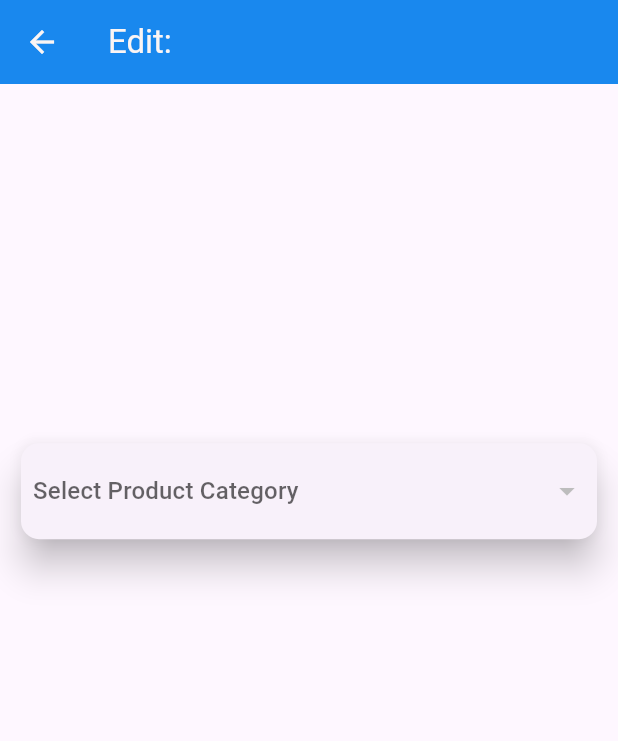
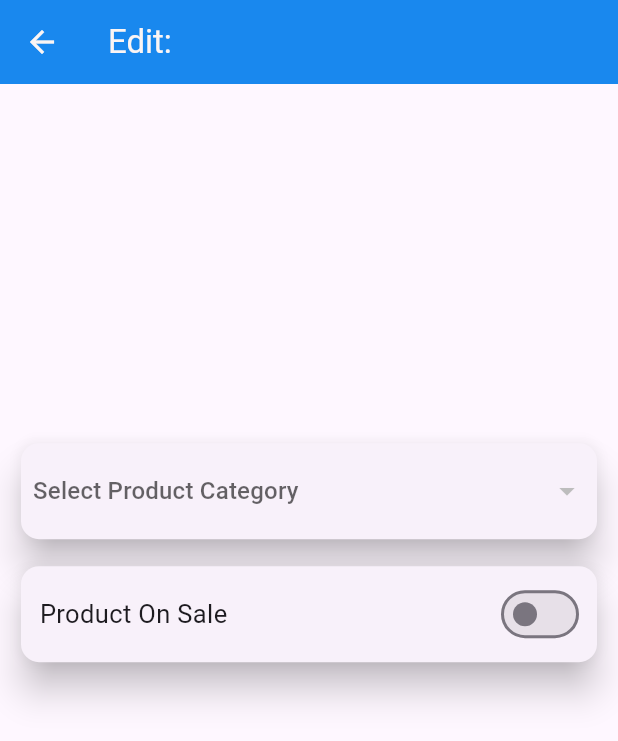
Before and after one commit to hanzala5225/Electro-Rent-Admin-Panel, a Flutter app: the EditProductScreen screen opened directly with empty values, on a phone screen of 412 x 824 dp. Shown: the top 741 px of the screen. Run offline on Flutter 3.47's test engine with Material 3 defaults, Android fonts, the phone set to English and light mode, and no system bars; our stand-ins replace cached_network_image, cloud_firestore, device_info_plus, firebase_auth, firebase_core, firebase_storage and 5 more; missing offline and left inert: dart:ffi, flutter_vision, pytorch_lite; accounts and stored records are empty.

Commit message:
EDIT PRODUCTS - PART 02

```diff
--- a/lib/controllers/Is-Sale-Controller.dart
+++ b/lib/controllers/Is-Sale-Controller.dart
@@ -6,6 +6,10 @@ class IsSaleController extends GetxController{
   void toggleIsSale(bool value){
     isSale.value = value;
     update();
+  }
 
+  void setIsSaleOldProduct(bool value){
+    isSale.value = value;
+    update();
   }
 }
--- a/lib/screens/All-Products-Screen.dart
+++ b/lib/screens/All-Products-Screen.dart
@@ -11,6 +11,7 @@ import 'package:get/get_core/src/get_main.dart';
 import 'package:get/get_state_manager/src/rx_flutter/rx_obx_widget.dart';
 import '../controllers/Category-Dropdown-Controller.dart';
 import '../controllers/Get-Products-Length-Controller.dart';
+import '../controllers/Is-Sale-Controller.dart';
 import '../utils/app_constant.dart';
 import 'Add-Products-Screen.dart';
 
@@ -143,7 +144,11 @@ class _AllProductsScreenState extends State<AllProductsScreen> {
                       trailing: GestureDetector(
                           onTap: () {
                             final editProductCategory = Get.put(CategoryDropDownController());
+                            final isSaleController = Get.put(IsSaleController());
+
                             editProductCategory.setOldValues(productModel.categoryId);
+                            isSaleController.setIsSaleOldProduct(productModel.isSale);
+
                              Get.to(() => EditProductScreen(productModel: productModel));
                            },
                              child: Icon(Icons.edit_outlined),
--- a/lib/screens/Edit-Product-Screen.dart
+++ b/lib/screens/Edit-Product-Screen.dart
@@ -9,6 +9,7 @@ import 'package:flutter_easyloading/flutter_easyloading.dart';
 import 'package:get/get.dart';
 
 import '../controllers/Category-Dropdown-Controller.dart';
+import '../controllers/Is-Sale-Controller.dart';
 import '../utils/app_constant.dart';
 
 class EditProductScreen extends StatelessWidget {
@@ -141,6 +142,36 @@ class EditProductScreen extends StatelessWidget {
             },
           ),
 
+                  GetBuilder<IsSaleController>(
+                      init: IsSaleController(),
+                      builder: (isSaleController) {
+                        return Padding(
+                          padding: const EdgeInsets.all(10.0),
+                          child: Card(
+                            elevation: 10,
+                            child: Padding(
+                              padding: EdgeInsets.all(8.0),
+                              child: Row(
+                                mainAxisAlignment: MainAxisAlignment.spaceBetween,
+                                children: [
+                                  Text(
+                                    " Product On Sale ",
+                                    style: TextStyle(fontSize: 17),
+                                  ),
+                                  Switch(
+                                    value: isSaleController.isSale.value,
+                                    activeColor: AppConstant.appMainColor,
+                                    onChanged: (value) {
+                                      isSaleController.toggleIsSale(value);
+                                    },
+                                  ),
+                                ],
+                              ),
+                            ),
+                          ),
+                        );
+                      }),
+
                 ],
               ),
             ),
```
